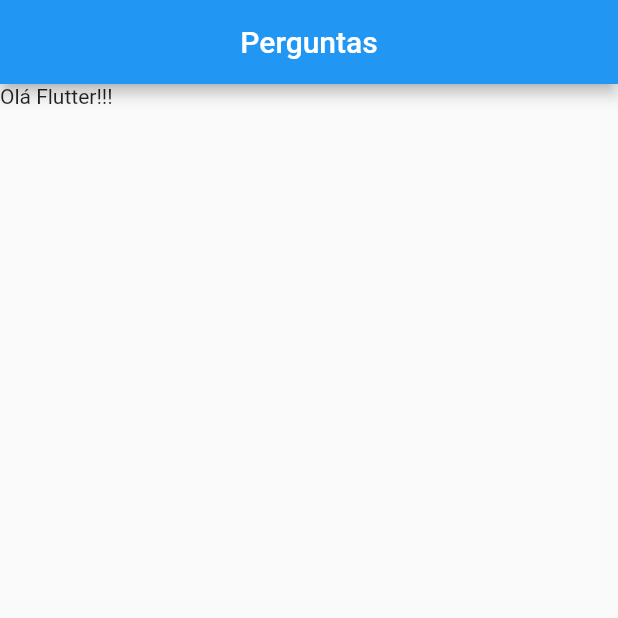
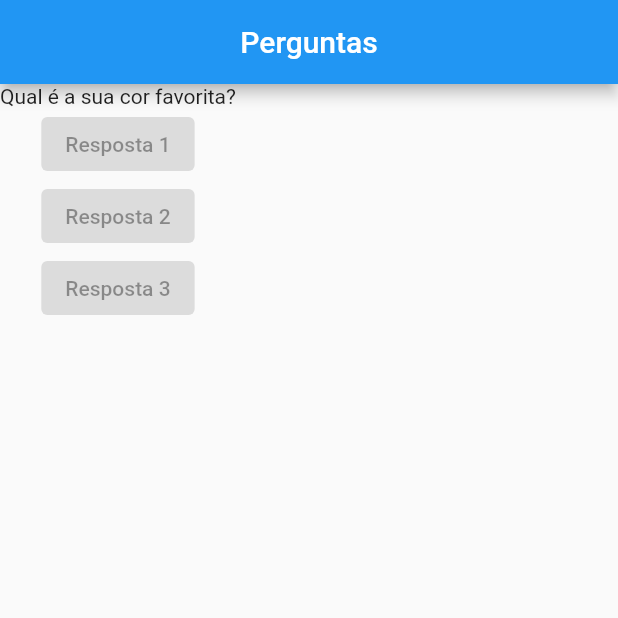
Before and after one commit to IsmaelDevMobile/projeto_perguntas, a Flutter app: the screen it shows after launch, on a phone screen of 412 x 824 dp, the top half of it. Run offline on Flutter 3.47's test engine with Material 2 defaults, Android fonts, the phone set to English and light mode, and no system bars.

Commit message:
create list of questions and answer buttons

```diff
--- a/lib/main.dart
+++ b/lib/main.dart
@@ -9,6 +9,10 @@ class PerguntasApp extends StatelessWidget {
 
   @override
   Widget build(BuildContext context) {
+    final perguntas = [
+      'Qual é a sua cor favorita?',
+      'Qual é o seu animal favorito?',
+    ];
     return MaterialApp(
       home: Scaffold(
         appBar: AppBar(
@@ -16,8 +20,20 @@ class PerguntasApp extends StatelessWidget {
           title: const Text('Perguntas'),
         ),
         body: Column(
-          children: const [
-           Text('Olá Flutter!!!'),
+          children: [
+            Text(perguntas[0]),
+            const ElevatedButton(
+              onPressed: null,
+              child: Text('Resposta 1'),
+            ),
+            const ElevatedButton(
+              onPressed: null,
+              child: Text('Resposta 2'),
+            ),
+            const ElevatedButton(
+              onPressed: null,
+              child: Text('Resposta 3'),
+            ),
           ],
         ),
       ),
```
